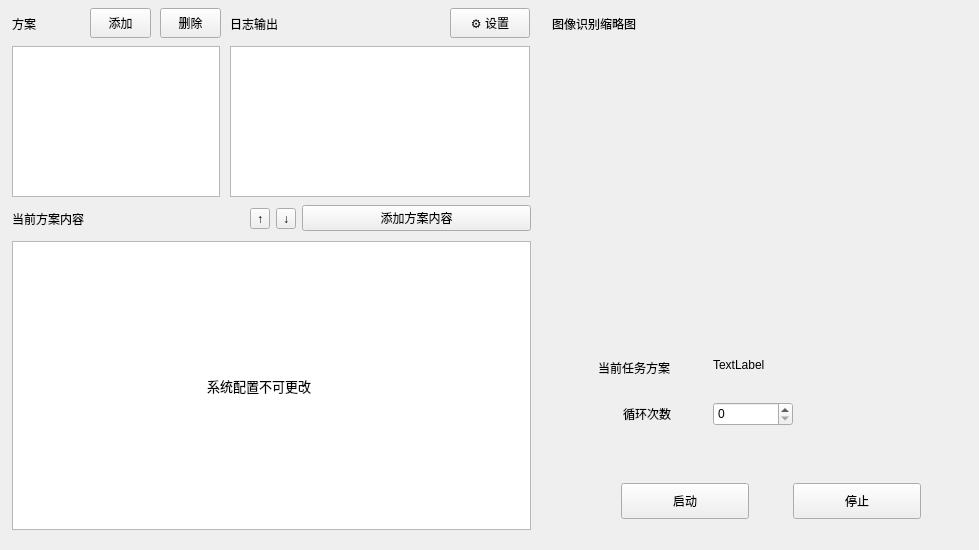
Ferrarii-430/onmyoji-script, file src/ui/main/mainwindow.ui: the form before one commit.
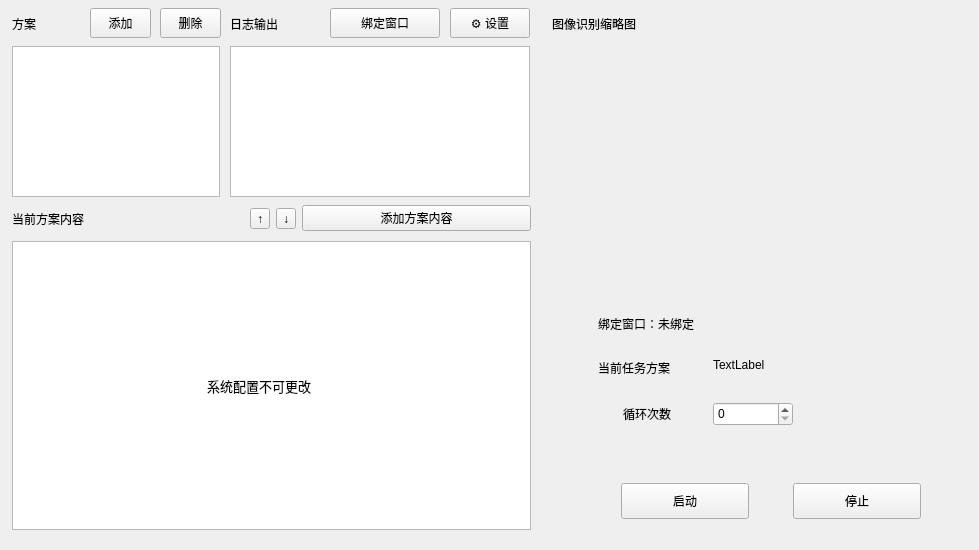
The form after the commit.

The edit to the form file:
```diff
--- a/src/ui/main/mainwindow.ui
+++ b/src/ui/main/mainwindow.ui
@@ -267,6 +267,35 @@
     <enum>Qt::ToolButtonStyle::ToolButtonTextOnly</enum>
    </property>
   </widget>
+  <widget class="QToolButton" name="bindWindowButton">
+   <property name="geometry">
+    <rect>
+     <x>330</x>
+     <y>8</y>
+     <width>110</width>
+     <height>30</height>
+    </rect>
+   </property>
+   <property name="text">
+    <string>绑定窗口</string>
+   </property>
+   <property name="toolButtonStyle">
+    <enum>Qt::ToolButtonStyle::ToolButtonTextOnly</enum>
+   </property>
+  </widget>
+  <widget class="QLabel" name="bindStateLabel">
+   <property name="geometry">
+    <rect>
+     <x>598</x>
+     <y>314</y>
+     <width>346</width>
+     <height>20</height>
+    </rect>
+   </property>
+   <property name="text">
+    <string>绑定窗口：未绑定</string>
+   </property>
+  </widget>
   <widget class="QLabel" name="systemConfigTips">
    <property name="geometry">
     <rect>
```
